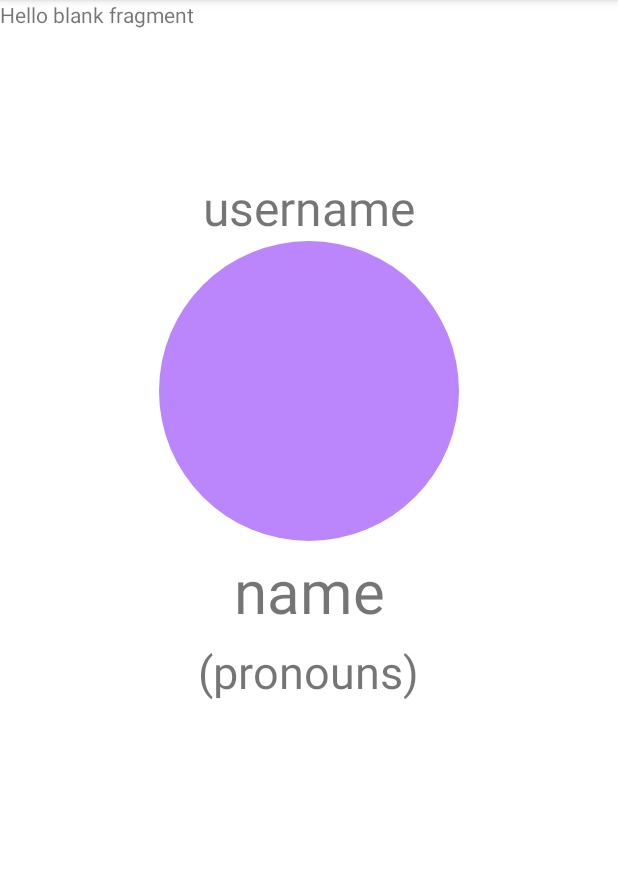
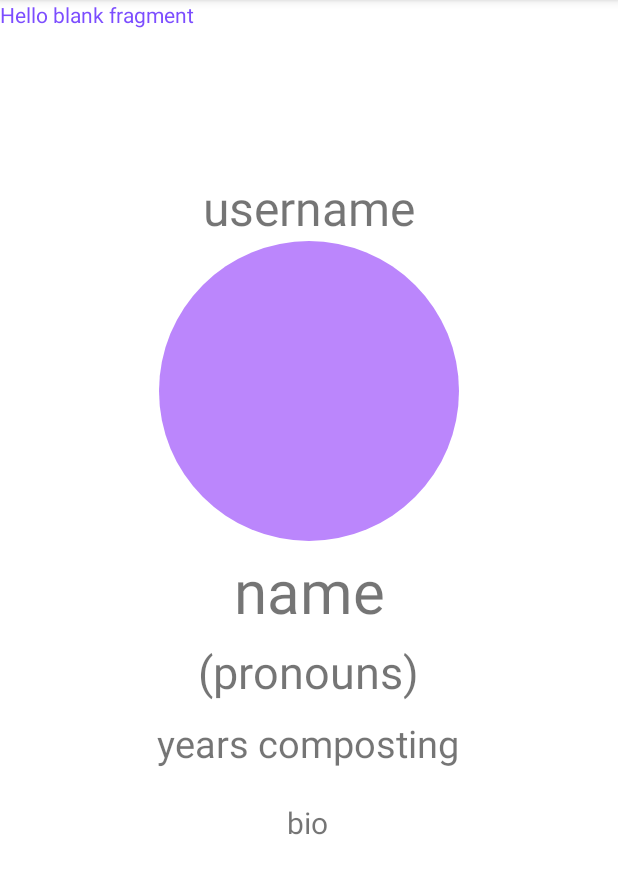
Before and after one commit to CorwinDaley/Bioplastics-Bad, an Android app: the fragment AccountLayoutFragment shown on its own in the app's theme, on a phone screen of 412 x 824 dp, the part 84-978 px from its top. Run offline under Robolectric (Android 15) with nearby library versions, the phone set to English and light mode, and no system bars; our stand-ins replace CircleImageView.

Commit message:
added variables

```diff
--- /dev/null
+++ b/app/src/main/java/com/example/bioplasticbad/AccountLayoutActivity.kt
@@ -0,0 +1,14 @@
+package com.example.bioplasticbad
+
+class AccountLayoutActivity {
+//*
+// name
+// pronouns
+// password
+// profile picture
+// current points/level
+// username
+// level of experience (how long u have been composting 4)
+// bio *//
+
+}
--- /dev/null
+++ b/app/src/main/java/com/example/bioplasticbad/UserClass.kt
@@ -0,0 +1,10 @@
+package com.example.bioplasticbad
+
+import java.util.*
+
+data class User(
+
+    val account: account,
+    val pointsAndLogging: points,
+    val personal: personal,
+    )
--- /dev/null
+++ b/app/src/main/java/com/example/bioplasticbad/account.kt
@@ -0,0 +1,7 @@
+package com.example.bioplasticbad
+
+data class account(
+    val username: String,
+    val password: String,
+    val profilePicture: String,
+)
--- /dev/null
+++ b/app/src/main/java/com/example/bioplasticbad/logging.kt
@@ -0,0 +1,8 @@
+package com.example.bioplasticbad
+
+data class logging(
+    val daysSinceLogged: Int,
+    val dayOfTheWeek: String,
+    val plasticRecyled: String,
+
+)
--- /dev/null
+++ b/app/src/main/java/com/example/bioplasticbad/personal.kt
@@ -0,0 +1,7 @@
+package com.example.bioplasticbad
+
+data class personal(
+    val name: String,
+    val pronouns: String,
+    val dateJoined: String
+)
--- /dev/null
+++ b/app/src/main/java/com/example/bioplasticbad/points.kt
@@ -0,0 +1,7 @@
+package com.example.bioplasticbad
+
+data class points(
+    val currentLevel: Int = 1,
+    val currentPoints: Int = 0,
+    val logging: logging,
+)
--- a/app/src/main/res/layout/account_layout.xml
+++ b/app/src/main/res/layout/account_layout.xml
@@ -9,18 +9,6 @@
 
     <!-- TODO: Update blank fragment layout -->
 
-    <TextView
-        android:id="@+id/textView"
-        android:layout_width="0dp"
-        android:layout_height="0dp"
-        android:text="@string/hello_blank_fragment"
-        app:layout_constraintBottom_toBottomOf="parent"
-        app:layout_constraintEnd_toEndOf="parent"
-        app:layout_constraintHorizontal_bias="0.0"
-        app:layout_constraintStart_toStartOf="parent"
-        app:layout_constraintTop_toTopOf="parent"
-        app:layout_constraintVertical_bias="0.0" />
-
     <de.hdodenhof.circleimageview.CircleImageView
         android:id="@+id/image_view"
         android:layout_width="200dp"
@@ -30,7 +18,22 @@
         app:layout_constraintEnd_toEndOf="parent"
         app:layout_constraintStart_toStartOf="parent"
         app:layout_constraintTop_toTopOf="@+id/guideline2"
-        app:layout_constraintVertical_bias="0.1" />
+        app:layout_constraintVertical_bias="0.1"
+        tools:ignore="ImageContrastCheck" />
+
+    <TextView
+        android:id="@+id/textView"
+        android:layout_width="0dp"
+        android:layout_height="0dp"
+        android:text="@string/hello_blank_fragment"
+        android:textColor="#7C4DFF"
+        app:layout_constraintBottom_toBottomOf="parent"
+        app:layout_constraintEnd_toEndOf="parent"
+        app:layout_constraintHorizontal_bias="0.0"
+        app:layout_constraintStart_toStartOf="parent"
+        app:layout_constraintTop_toTopOf="parent"
+        app:layout_constraintVertical_bias="0.0"
+        tools:ignore="TextContrastCheck" />
 
     <androidx.constraintlayout.widget.Guideline
         android:id="@+id/guideline2"
@@ -43,7 +46,7 @@
         android:id="@+id/textView_accountLayout_userName"
         android:layout_width="wrap_content"
         android:layout_height="wrap_content"
-        android:text="username"
+        android:text="@string/username"
         android:textSize="32sp"
         app:layout_constraintBottom_toTopOf="@+id/image_view"
         app:layout_constraintEnd_toEndOf="parent"
@@ -54,7 +57,7 @@
         android:id="@+id/acountLayout_name_textView"
         android:layout_width="wrap_content"
         android:layout_height="wrap_content"
-        android:text="name"
+        android:text="@string/name"
         android:textSize="40sp"
         app:layout_constraintBottom_toBottomOf="parent"
         app:layout_constraintEnd_toEndOf="parent"
@@ -63,10 +66,10 @@
         app:layout_constraintVertical_bias="0.017" />
 
     <TextView
-        android:id="@+id/textView3"
+        android:id="@+id/layout_name_pronouns"
         android:layout_width="wrap_content"
         android:layout_height="wrap_content"
-        android:text="(pronouns)"
+        android:text="@string/pronouns"
         android:textSize="30sp"
         app:layout_constraintBottom_toBottomOf="parent"
         app:layout_constraintEnd_toEndOf="parent"
@@ -75,13 +78,31 @@
         app:layout_constraintTop_toBottomOf="@+id/acountLayout_name_textView"
         app:layout_constraintVertical_bias="0.022" />
 
-    <androidx.recyclerview.widget.RecyclerView
-        android:layout_width="250dp"
-        android:layout_height="410dp"
-        app:layout_constraintBottom_toBottomOf="@+id/textView"
+    <TextView
+        android:id="@+id/layout_textView_yearsComposting"
+        android:layout_width="wrap_content"
+        android:layout_height="wrap_content"
+        android:text="years composting"
+        android:textSize="25dp"
+        app:layout_constraintBottom_toBottomOf="parent"
         app:layout_constraintEnd_toEndOf="parent"
+        app:layout_constraintHorizontal_bias="0.498"
         app:layout_constraintStart_toStartOf="parent"
-        app:layout_constraintTop_toBottomOf="@+id/textView3" />
+        app:layout_constraintTop_toBottomOf="@+id/layout_name_pronouns"
+        app:layout_constraintVertical_bias="0.038" />
+
+    <TextView
+        android:id="@+id/layout_textView_bio"
+        android:layout_width="wrap_content"
+        android:layout_height="wrap_content"
+        android:text="bio"
+        android:textSize="20dp"
+        app:layout_constraintBottom_toBottomOf="parent"
+        app:layout_constraintEnd_toEndOf="parent"
+        app:layout_constraintHorizontal_bias="0.498"
+        app:layout_constraintStart_toStartOf="parent"
+        app:layout_constraintTop_toBottomOf="@+id/layout_textView_yearsComposting"
+        app:layout_constraintVertical_bias="0.097" />
 
 
 </androidx.constraintlayout.widget.ConstraintLayout>
--- a/app/src/main/res/values/strings.xml
+++ b/app/src/main/res/values/strings.xml
@@ -2,4 +2,7 @@
     <string name="app_name">bioplasticbad</string>
     <!-- TODO: Remove or change this placeholder text -->
     <string name="hello_blank_fragment">Hello blank fragment</string>
+    <string name="username">username</string>
+    <string name="name">name</string>
+    <string name="pronouns">(pronouns)</string>
 </resources>
```
